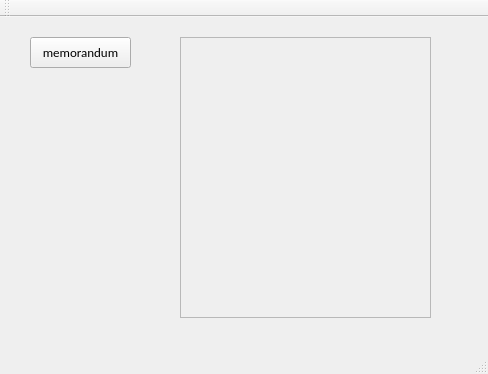
The window that PersonalQtManager/PersonalQtManager/PersonalQtManager.ui (Small-wolf-sy/PersonaManager) describes before a commit, drawn with Qt 5.
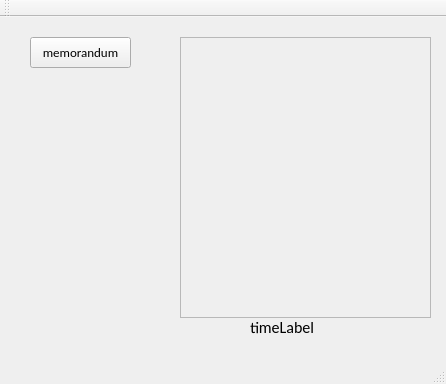
The same window after the commit.

```diff
--- a/PersonalQtManager/PersonalQtManager/PersonalQtManager.ui
+++ b/PersonalQtManager/PersonalQtManager/PersonalQtManager.ui
@@ -6,8 +6,8 @@
    <rect>
     <x>0</x>
     <y>0</y>
-    <width>488</width>
-    <height>374</height>
+    <width>446</width>
+    <height>384</height>
    </rect>
   </property>
   <property name="windowTitle">
@@ -65,6 +65,25 @@
      <string>memorandum</string>
     </property>
    </widget>
+   <widget class="QLabel" name="timeLabel">
+    <property name="geometry">
+     <rect>
+      <x>250</x>
+      <y>300</y>
+      <width>101</width>
+      <height>20</height>
+     </rect>
+    </property>
+    <property name="font">
+     <font>
+      <family>Calibri</family>
+      <pointsize>12</pointsize>
+     </font>
+    </property>
+    <property name="text">
+     <string>timeLabel</string>
+    </property>
+   </widget>
   </widget>
   <widget class="QMenuBar" name="menuBar">
    <property name="geometry">
```
Left out of the diff: 2 changed lines with no effect on the pictures.
